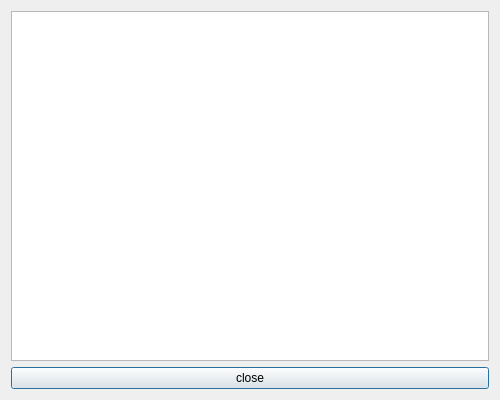
The window that src/genericgui/LogViewer.ui (SalomePlatform/yacs) describes before a commit, drawn with Qt 5.
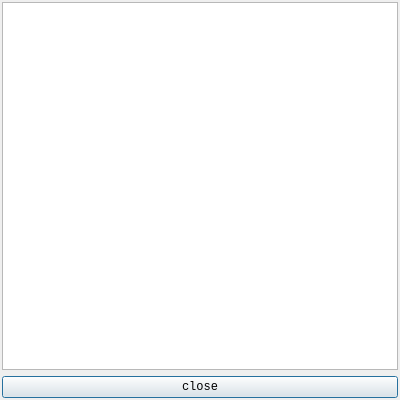
The same window after the commit.

Diff of the .ui file:
```diff
--- a/src/genericgui/LogViewer.ui
+++ b/src/genericgui/LogViewer.ui
@@ -1,20 +1,28 @@
 <ui version="4.0" >
  <class>logViewerDialog</class>
- <widget class="QDialog" name="logViewerDialog" >
-  <property name="geometry" >
+ <widget class="QDialog" name="logViewerDialog">
+  <property name="geometry">
    <rect>
     <x>0</x>
     <y>0</y>
-    <width>500</width>
+    <width>400</width>
     <height>400</height>
    </rect>
   </property>
-  <property name="windowTitle" >
+  <property name="font" >
+   <font>
+    <family>Monospace</family>
+   </font>
+  </property>
+  <property name="windowTitle">
    <string>Dialog</string>
   </property>
-  <layout class="QGridLayout" name="gridLayout" >
-   <item row="0" column="0" >
-    <widget class="QTextEdit" name="browser" />
+  <layout class="QGridLayout" name="gridLayout">
+   <property name="margin">
+    <number>2</number>
+   </property>
+   <item row="0" column="0">
+    <widget class="QTextEdit" name="browser"/>
    </item>
    <item row="1" column="0" >
     <widget class="QPushButton" name="pushButton" >
```
Left out of the diff: 9 changed lines with no effect on the pictures.
